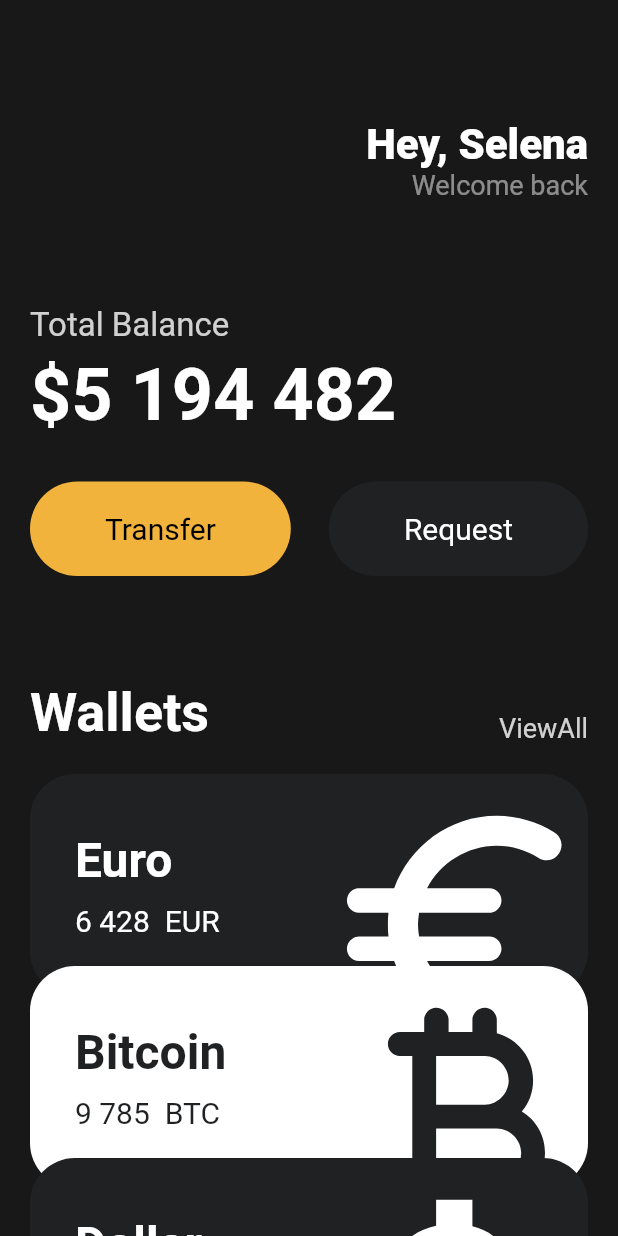
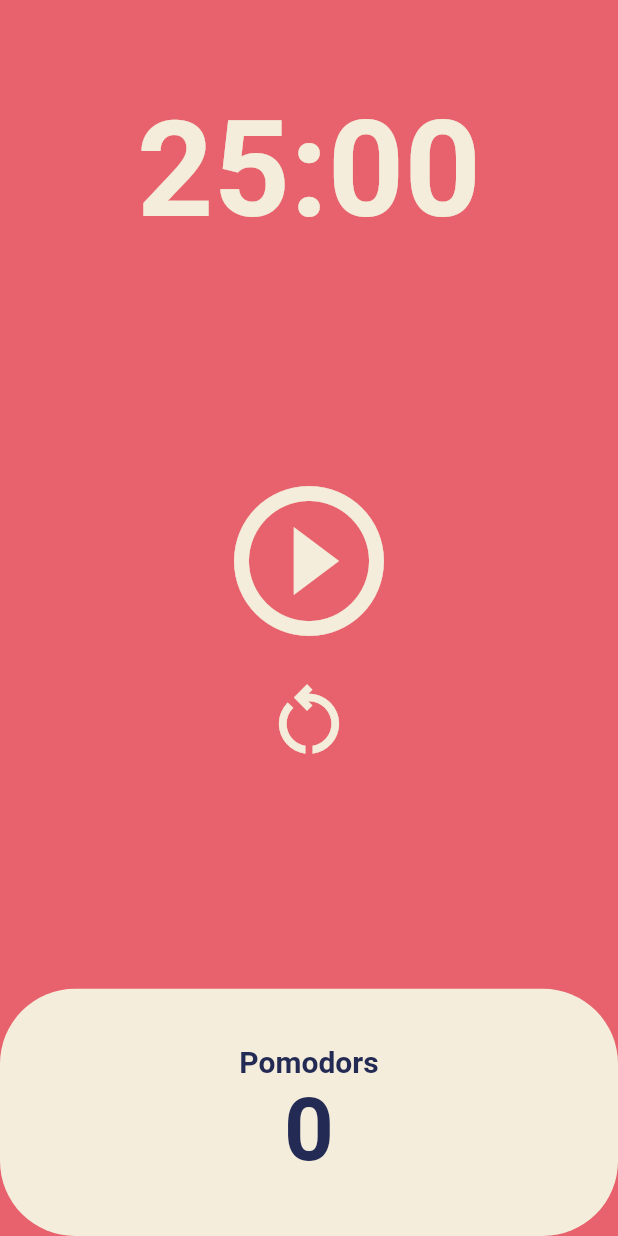
Before and after one commit to GoofyWorld/flutterPractice, a Flutter app: the screen it shows after launch, on a phone screen of 412 x 824 dp. Run offline on Flutter 3.47's test engine with Material 2 defaults, Android fonts, the phone set to English and light mode, and no system bars.

Commit message:
nomad231121
adding reset button

```diff
--- a/lib/main.dart
+++ b/lib/main.dart
@@ -1,6 +1,5 @@
 import 'package:flutter/material.dart';
-import 'package:toonflix/widgets/button.dart';
-import 'package:toonflix/widgets/card.dart';
+import 'package:toonflix/screens/home_screen.dart';
 
 void main() {
   runApp(const App());
@@ -11,133 +10,18 @@ class App extends StatelessWidget {
 
   @override
   Widget build(BuildContext context) {
-    // iOS의 경우 CupertinoApp으로
     return MaterialApp(
-      home: Scaffold(
-        backgroundColor: const Color(0xFF181818),
-        body: SingleChildScrollView(
-          child: Padding(
-            padding: const EdgeInsets.symmetric(horizontal: 20),
-            child: Column(
-              crossAxisAlignment: CrossAxisAlignment.start,
-              children: [
-                const SizedBox(
-                  height: 80,
-                ),
-                Row(
-                  mainAxisAlignment: MainAxisAlignment.end,
-                  children: [
-                    Column(
-                      crossAxisAlignment: CrossAxisAlignment.end,
-                      children: [
-                        const Text(
-                          'Hey, Selena',
-                          style: TextStyle(
-                            color: Colors.white,
-                            fontSize: 28,
-                            fontWeight: FontWeight.w800,
-                          ),
-                        ),
-                        Text(
-                          'Welcome back',
-                          style: TextStyle(
-                            color: Colors.white.withOpacity(0.5),
-                            fontSize: 18,
-                          ),
-                        ),
-                      ],
-                    ),
-                  ],
-                ),
-                const SizedBox(height: 70),
-                Text(
-                  'Total Balance',
-                  style: TextStyle(
-                    fontSize: 22,
-                    color: Colors.white.withOpacity((0.8)),
-                  ),
-                ),
-                const SizedBox(
-                  height: 5,
-                ),
-                const Text(
-                  '\$5 194 482',
-                  style: TextStyle(
-                    fontSize: 48,
-                    fontWeight: FontWeight.w600,
-                    color: Colors.white,
-                  ),
-                ),
-                const SizedBox(
-                  height: 30,
-                ),
-                const Row(
-                  mainAxisAlignment:
-                      MainAxisAlignment.spaceBetween, // Row에서 spaceBetween 넣어주기
-                  children: [
-                    Button(
-                      text: 'Transfer',
-                      bgColor: Color(0xFFF1B33B),
-                      textColor: Colors.black,
-                    ),
-                    Button(
-                      text: 'Request',
-                      bgColor: Color(0xff1f2123),
-                      textColor: Colors.white,
-                    ),
-                  ],
-                ),
-                const SizedBox(
-                  height: 70,
-                ),
-                Row(
-                  crossAxisAlignment: CrossAxisAlignment.end,
-                  mainAxisAlignment: MainAxisAlignment.spaceBetween,
-                  children: [
-                    const Text('Wallets',
-                        style: TextStyle(
-                            fontSize: 36,
-                            fontWeight: FontWeight.w600,
-                            color: Colors.white)),
-                    Text('ViewAll',
-                        style: TextStyle(
-                          fontSize: 18,
-                          color: Colors.white.withOpacity(0.8),
-                        )),
-                  ],
-                ),
-                const SizedBox(
-                  height: 20,
-                ),
-                const CurrencyCard(
-                  name: 'Euro',
-                  code: 'EUR',
-                  amount: '6 428',
-                  icon: Icons.euro_rounded,
-                  isInverted: false,
-                  order: 0,
-                ),
-                const CurrencyCard(
-                  name: 'Bitcoin',
-                  code: 'BTC',
-                  amount: '9 785',
-                  icon: Icons.currency_bitcoin_rounded,
-                  isInverted: true,
-                  order: 1,
-                ),
-                const CurrencyCard(
-                  name: 'Dollar',
-                  code: 'USD',
-                  amount: '7 985',
-                  icon: Icons.attach_money_outlined,
-                  isInverted: false,
-                  order: 2,
-                ),
-              ],
-            ),
+      theme: ThemeData(
+        colorScheme:
+            ColorScheme.fromSwatch(backgroundColor: const Color(0xFFE7626C)),
+        textTheme: const TextTheme(
+          displayLarge: TextStyle(
+            color: Color(0xFF232B55),
           ),
         ),
+        cardColor: const Color(0xFFF4EDDB),
       ),
+      home: const HomeScreen(),
     );
   }
 }
--- /dev/null
+++ b/lib/screens/home_screen.dart
@@ -0,0 +1,152 @@
+import 'dart:async';
+
+import 'package:flutter/material.dart';
+
+class HomeScreen extends StatefulWidget {
+  const HomeScreen({super.key});
+
+  @override
+  State<HomeScreen> createState() => _HomeScreenState();
+}
+
+class _HomeScreenState extends State<HomeScreen> {
+  static const twentyFiveMinutes = 1500;
+  int totalSeconds = twentyFiveMinutes;
+  bool isRunning = false;
+  int totalPomodors = 0;
+  late Timer timer;
+
+  void onTick(Timer timer) {
+    if (totalSeconds == 0) {
+      setState(() {
+        totalPomodors += 1;
+        isRunning = false;
+        totalSeconds = twentyFiveMinutes;
+      });
+      timer.cancel();
+    } else {
+      setState(() {
+        totalSeconds = totalSeconds - 1;
+      });
+    }
+  }
+
+  void onStartPressed() {
+    timer = Timer.periodic(
+      const Duration(seconds: 1),
+      onTick,
+    );
+    setState(() {
+      isRunning = true;
+    });
+  }
+
+  void onPausePressed() {
+    timer.cancel();
+    setState(() {
+      isRunning = false;
+    });
+  }
+
+  void onResetPressed() {
+    setState(() {
+      onPausePressed();
+      totalSeconds = twentyFiveMinutes;
+      onStartPressed();
+    });
+  }
+
+  String format(int seconds) {
+    var duration = Duration(seconds: seconds);
+    return duration.toString().split(".")[0].substring(2, 7);
+  }
+
+  @override
+  Widget build(BuildContext context) {
+    return Scaffold(
+      backgroundColor: Theme.of(context).colorScheme.background,
+      body: Column(
+        children: [
+          Flexible(
+            flex: 1,
+            child: Container(
+              alignment: Alignment.bottomCenter,
+              child: Text(
+                format(totalSeconds),
+                style: TextStyle(
+                    color: Theme.of(context).cardColor,
+                    fontSize: 89,
+                    fontWeight: FontWeight.w600),
+              ),
+            ),
+          ),
+          Flexible(
+            flex: 3,
+            child: Column(
+              mainAxisAlignment: MainAxisAlignment.center,
+              children: [
+                Center(
+                  child: IconButton(
+                    iconSize: 120,
+                    color: Theme.of(context).cardColor,
+                    onPressed: isRunning ? onPausePressed : onStartPressed,
+                    icon: Icon(isRunning
+                        ? Icons.pause_circle_outline
+                        : Icons.play_circle_outline),
+                  ),
+                ),
+                Center(
+                  child: IconButton(
+                      iconSize: 60,
+                      color: Theme.of(context).cardColor,
+                      onPressed: onResetPressed,
+                      icon: const Icon(Icons.restart_alt_outlined)),
+                ),
+              ],
+            ),
+          ),
+          Flexible(
+            flex: 1,
+            child: Row(
+              children: [
+                Expanded(
+                  child: Container(
+                    decoration: BoxDecoration(
+                      color: Theme.of(context).cardColor,
+                      borderRadius: BorderRadius.circular(50),
+                    ),
+                    child: Column(
+                      mainAxisAlignment: MainAxisAlignment.center,
+                      children: [
+                        Text(
+                          'Pomodors',
+                          style: TextStyle(
+                              fontSize: 20,
+                              fontWeight: FontWeight.w600,
+                              color: Theme.of(context)
+                                  .textTheme
+                                  .displayLarge!
+                                  .color),
+                        ),
+                        Text(
+                          '$totalPomodors',
+                          style: TextStyle(
+                              fontSize: 58,
+                              fontWeight: FontWeight.w600,
+                              color: Theme.of(context)
+                                  .textTheme
+                                  .displayLarge!
+                                  .color),
+                        ),
+                      ],
+                    ),
+                  ),
+                ),
+              ],
+            ),
+          ),
+        ],
+      ),
+    );
+  }
+}
```
Also changed, not shown: lib/main1.dart (added, +143 -0 lines), lib/main2.dart (added, +85 -0 lines), 1 other file.
